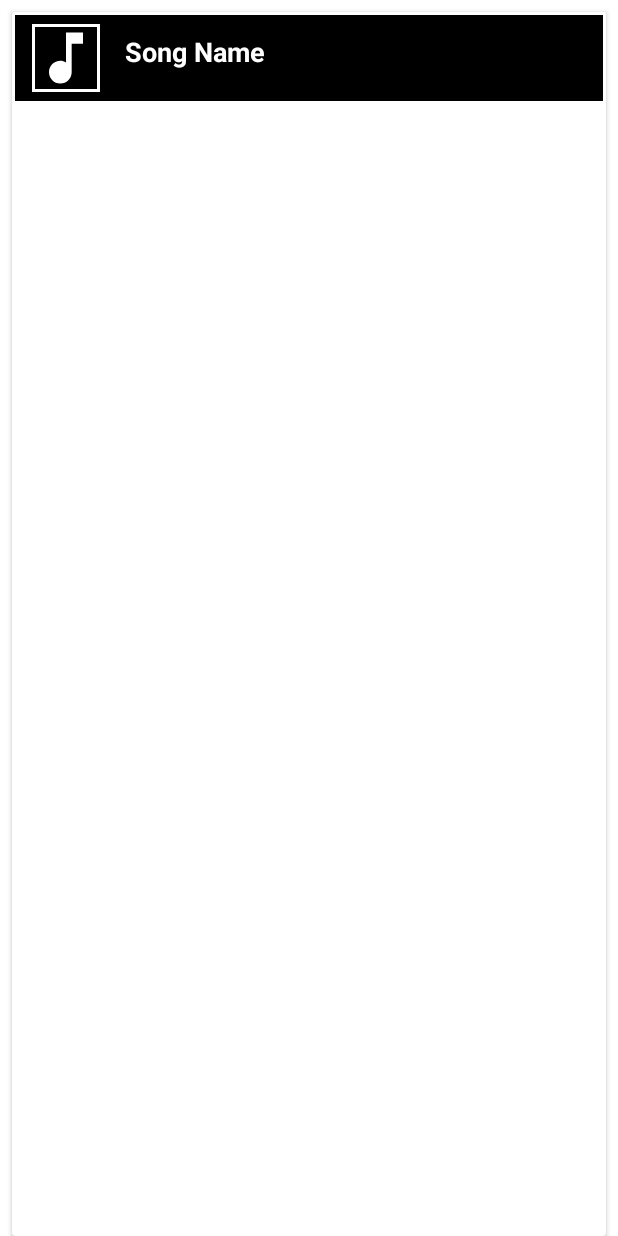
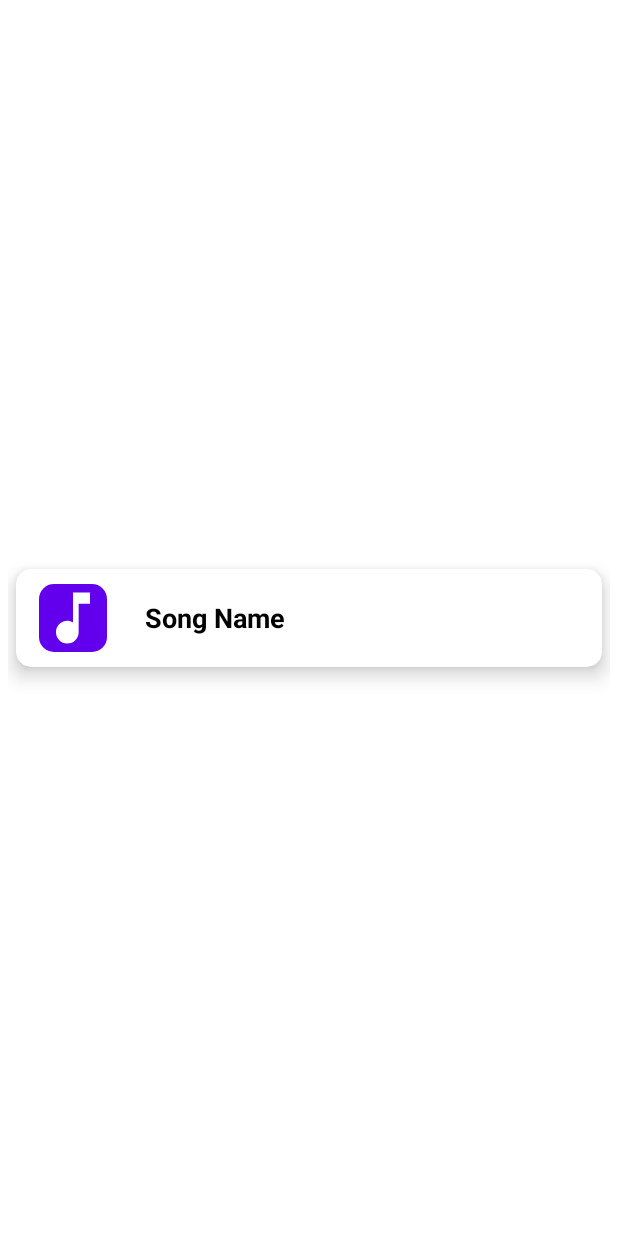
Before and after one commit to DhruvModi09/MusicPlayer, an Android app: the layout list_item.xml on its own in the app's theme, with its tools: preview values and no code run, on a phone screen of 412 x 824 dp. Run offline under Robolectric (Android 15) with nearby library versions, the phone set to English and light mode, and no system bars.

Commit message:
Ui minor fixes

```diff
--- a/app/src/main/java/com/example/musicplayer/MainActivity.java
+++ b/app/src/main/java/com/example/musicplayer/MainActivity.java
@@ -36,8 +36,7 @@ public class MainActivity extends AppCompatActivity {
         runtimePermission();
     }
 
-    public void runtimePermission()
-    {
+    public void runtimePermission() {
         Dexter.withContext(this).withPermissions(Manifest.permission.READ_EXTERNAL_STORAGE,Manifest.permission.RECORD_AUDIO).withListener(new MultiplePermissionsListener() {
             @Override
             public void onPermissionsChecked(MultiplePermissionsReport multiplePermissionsReport) {
--- /dev/null
+++ b/app/src/main/res/drawable/rounder_image.xml
@@ -0,0 +1,6 @@
+<?xml version="1.0" encoding="utf-8"?>
+<shape xmlns:android="http://schemas.android.com/apk/res/android"
+    android:shape="rectangle">
+    <corners android:radius="10dp" />
+    <solid android:color="@color/purple_500"/>
+</shape>
--- a/app/src/main/res/layout/activity_main.xml
+++ b/app/src/main/res/layout/activity_main.xml
@@ -1,10 +1,8 @@
 <?xml version="1.0" encoding="utf-8"?>
 <RelativeLayout xmlns:android="http://schemas.android.com/apk/res/android"
-    xmlns:app="http://schemas.android.com/apk/res-auto"
     xmlns:tools="http://schemas.android.com/tools"
     android:layout_width="match_parent"
     android:layout_height="match_parent"
-    android:background="#000000"
     tools:context=".MainActivity">
 
     <ListView
--- a/app/src/main/res/layout/list_item.xml
+++ b/app/src/main/res/layout/list_item.xml
@@ -1,51 +1,108 @@
 <?xml version="1.0" encoding="utf-8"?>
-<androidx.cardview.widget.CardView xmlns:android="http://schemas.android.com/apk/res/android"
+<androidx.constraintlayout.widget.ConstraintLayout
+    xmlns:android="http://schemas.android.com/apk/res/android"
+    xmlns:app="http://schemas.android.com/apk/res-auto"
+    xmlns:tools="http://schemas.android.com/tools"
     android:layout_width="match_parent"
     android:layout_height="match_parent"
-    android:layout_marginEnd="8dp"
-    android:layout_marginTop="8dp"
-    android:layout_marginStart="8dp"
-    android:elevation="8dp"
-    >
+    android:padding="5dp"
+    android:scrollbarAlwaysDrawHorizontalTrack="false"
+    android:scrollbarAlwaysDrawVerticalTrack="false"
+    tools:context=".MainActivity">
 
-    <RelativeLayout
-        android:layout_width="match_parent"
+    <androidx.cardview.widget.CardView
+        android:id="@+id/cardView_main"
+        android:layout_width="fill_parent"
         android:layout_height="wrap_content"
-        android:padding="8dp"
-        android:background="@drawable/list_bg"
-        >
+        android:layout_marginStart="5dp"
+        android:layout_marginTop="5dp"
+        android:layout_marginEnd="5dp"
+        android:layout_marginBottom="5dp"
+        app:cardCornerRadius="10dp"
+        app:cardElevation="8dp"
+        app:contentPadding="10dp"
+        app:layout_constraintBottom_toBottomOf="parent"
+        app:layout_constraintEnd_toEndOf="parent"
+        app:layout_constraintStart_toStartOf="parent"
+        app:layout_constraintTop_toTopOf="parent">
 
         <ImageView
+            android:id="@+id/songImg"
             android:layout_width="45dp"
             android:layout_height="45dp"
-            android:id="@+id/songImg"
-            android:layout_alignParentStart="true"
-            android:layout_alignParentTop="true"
+            android:layout_marginStart="5dp"
             android:layout_marginEnd="5dp"
-            android:layout_marginStart="5dp"
-            android:background="@drawable/list_bg"
-            android:src="@drawable/ic_music"
-            />
+            android:background="@drawable/rounder_image"
+            android:contentDescription="@string/app_name"
+            android:src="@drawable/ic_music" />
 
         <TextView
+            android:id="@+id/txtSong"
             android:layout_width="wrap_content"
             android:layout_height="45dp"
-            android:id="@+id/txtSong"
-            android:layout_alignParentEnd="true"
-            android:layout_marginStart="5dp"
-            android:layout_marginEnd="5dp"
-            android:layout_toEndOf="@+id/songImg"
+            android:layout_marginStart="70dp"
+            android:layout_marginEnd="9dp"
+            android:ellipsize="marquee"
+            android:gravity="center_vertical"
+            android:marqueeRepeatLimit="marquee_forever"
             android:padding="6dp"
-            android:textColor="#FFFFFF"
-            android:textStyle="bold"
+            android:scrollHorizontally="true"
+            android:singleLine="true"
             android:text="Song Name"
-            android:textSize="18dp"
-            android:singleLine="true"
-            android:marqueeRepeatLimit="marquee_forever"
-            android:ellipsize="marquee"
-            android:scrollHorizontally="true"
-            />
+            android:textColor="#000000"
+            android:textSize="18sp"
+            android:textStyle="bold" />
 
-    </RelativeLayout>
+    </androidx.cardview.widget.CardView>
 
-</androidx.cardview.widget.CardView>
+</androidx.constraintlayout.widget.ConstraintLayout>
+<!--<androidx.cardview.widget.CardView-->
+<!--    xmlns:android="http://schemas.android.com/apk/res/android"-->
+<!--    android:layout_width="match_parent"-->
+<!--    android:layout_height="match_parent"-->
+<!--    android:layout_marginEnd="8dp"-->
+<!--    android:layout_marginTop="8dp"-->
+<!--    android:layout_marginStart="8dp"-->
+<!--    android:elevation="8dp"-->
+<!--    >-->
+
+<!--    <RelativeLayout-->
+<!--        android:layout_width="match_parent"-->
+<!--        android:layout_height="wrap_content"-->
+<!--        android:background="@color/white"-->
+<!--        android:padding="8dp">-->
+
+<!--        <androidx.cardview.widget.CardView-->
+<!--            android:layout_width="match_parent"-->
+<!--            android:layout_height="wrap_content" >-->
+
+<!--            <ImageView-->
+<!--                android:id="@+id/songImg"-->
+<!--                android:layout_width="45dp"-->
+<!--                android:layout_height="45dp"-->
+<!--                android:layout_marginStart="5dp"-->
+<!--                android:layout_marginEnd="5dp"-->
+<!--                android:background="@color/ic_launcher_background"-->
+<!--                android:contentDescription="@string/app_name"-->
+<!--                android:src="@drawable/ic_music" />-->
+
+<!--            <TextView-->
+<!--                android:id="@+id/txtSong"-->
+<!--                android:layout_width="wrap_content"-->
+<!--                android:layout_height="45dp"-->
+<!--                android:layout_marginStart="13dp"-->
+<!--                android:layout_marginEnd="9dp"-->
+<!--                android:ellipsize="marquee"-->
+<!--                android:marqueeRepeatLimit="marquee_forever"-->
+<!--                android:padding="6dp"-->
+<!--                android:scrollHorizontally="true"-->
+<!--                android:singleLine="true"-->
+<!--                android:text="Song Name"-->
+<!--                android:textColor="#000000"-->
+<!--                android:textSize="18sp"-->
+<!--                android:textStyle="bold" />-->
+<!--        </androidx.cardview.widget.CardView>-->
+
+<!--    </RelativeLayout>-->
+
+<!--</androidx.cardview.widget.CardView>-->
--- a/app/src/main/res/values-night/themes.xml
+++ /dev/null
@@ -1,16 +0,0 @@
-<resources xmlns:tools="http://schemas.android.com/tools">
-    <!-- Base application theme. -->
-    <style name="Theme.MusicPlayer" parent="Theme.MaterialComponents.DayNight.DarkActionBar">
-        <!-- Primary brand color. -->
-        <item name="colorPrimary">@color/purple_200</item>
-        <item name="colorPrimaryVariant">@color/purple_700</item>
-        <item name="colorOnPrimary">@color/black</item>
-        <!-- Secondary brand color. -->
-        <item name="colorSecondary">@color/teal_200</item>
-        <item name="colorSecondaryVariant">@color/teal_200</item>
-        <item name="colorOnSecondary">@color/black</item>
-        <!-- Status bar color. -->
-        <item name="android:statusBarColor" tools:targetApi="l">?attr/colorPrimaryVariant</item>
-        <!-- Customize your theme here. -->
-    </style>
-</resources>
--- a/app/src/main/res/values/colors.xml
+++ b/app/src/main/res/values/colors.xml
@@ -1,8 +1,8 @@
 <?xml version="1.0" encoding="utf-8"?>
 <resources>
     <color name="purple_200">#FFBB86FC</color>
-    <color name="purple_500">#181819</color>
-    <color name="purple_700">#272629</color>
+    <color name="purple_500">#FF6200EE</color>
+    <color name="purple_700">#FF3700B3</color>
     <color name="teal_200">#FF03DAC5</color>
     <color name="teal_700">#FF018786</color>
     <color name="black">#FF000000</color>
--- a/app/src/main/res/values/themes.xml
+++ b/app/src/main/res/values/themes.xml
@@ -1,6 +1,6 @@
 <resources xmlns:tools="http://schemas.android.com/tools">
     <!-- Base application theme. -->
-    <style name="Theme.MusicPlayer" parent="Theme.MaterialComponents.DayNight.DarkActionBar">
+    <style name="Theme.MusicPlayer" parent="Theme.MaterialComponents.Light.DarkActionBar">
         <!-- Primary brand color. -->
         <item name="colorPrimary">@color/purple_500</item>
         <item name="colorPrimaryVariant">@color/purple_700</item>
```
